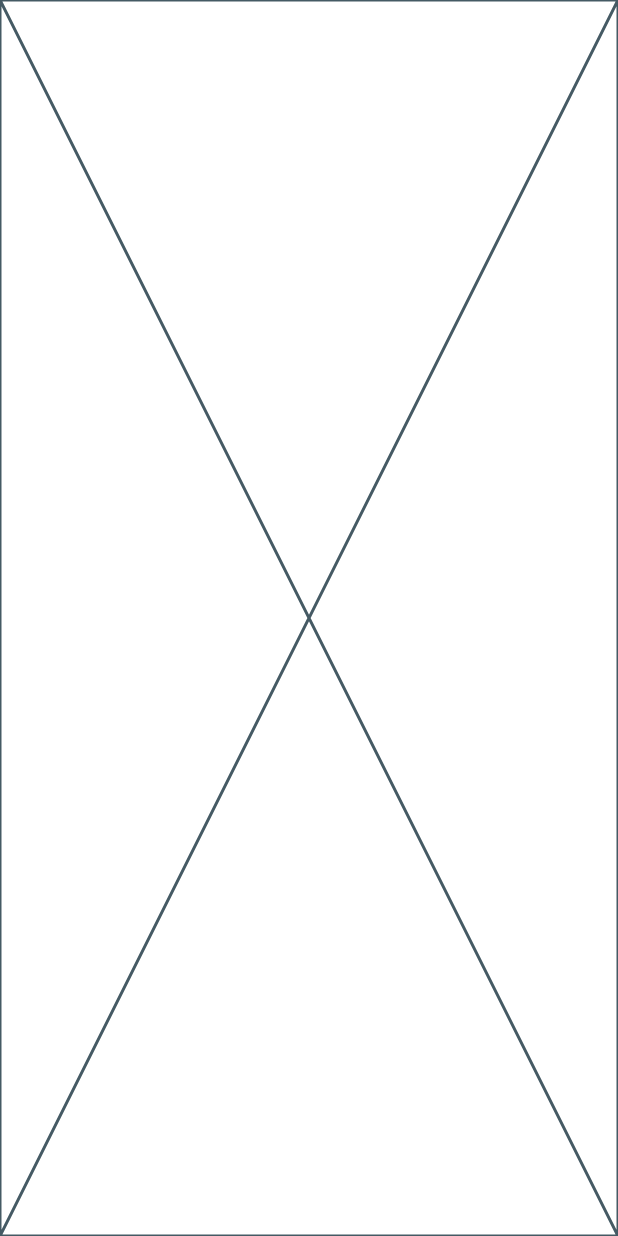
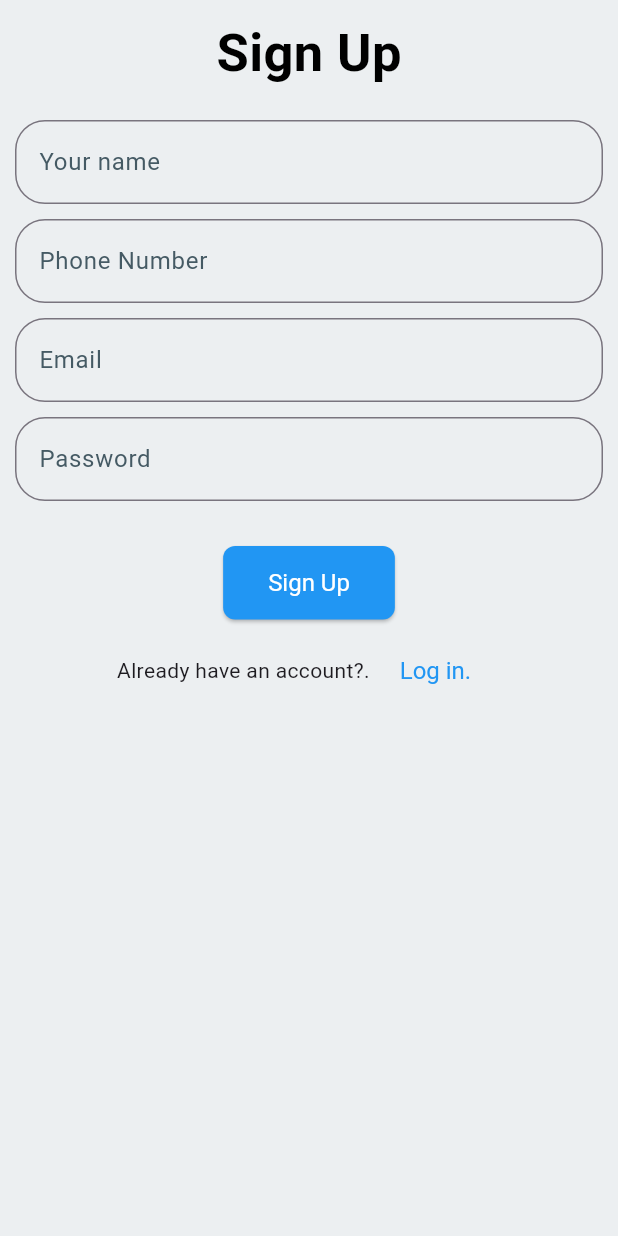
Before and after one commit to razeshSubedi/grocery_app_flutter, a Flutter app: the screen it shows after launch, after a tap on "Sign Up", on a phone screen of 412 x 824 dp. Run offline on Flutter 3.47's test engine with Material 3 defaults, Android fonts, the phone set to English and light mode, and no system bars; our stand-ins replace flutter_bloc, supabase_flutter; accounts and stored records are empty; network calls fail.

Commit message:
second commit

```diff
--- a/lib/Auth/ui/landing_page.dart
+++ b/lib/Auth/ui/landing_page.dart
@@ -1,4 +1,6 @@
 import 'package:flutter/material.dart';
+import 'package:flutter_bloc/flutter_bloc.dart';
+import 'package:grocery_app/Auth/Bloc/auth_bloc.dart';
 import 'package:grocery_app/Auth/ui/login_page.dart';
 import 'package:grocery_app/Auth/ui/sign_up.dart';
 
@@ -41,8 +43,14 @@ class LandingPage extends StatelessWidget {
                   ElevatedButton(
                     onPressed: () {
                       Navigator.of(context).push(
-                        MaterialPageRoute(builder: (context) => LoginPage()),
+                        MaterialPageRoute(
+                          builder: (_) => BlocProvider.value(
+                            value: context.read<AuthBloc>(),
+                            child: LoginPage(),
+                          ),
+                        ),
                       );
+
                     },
                     style: ElevatedButton.styleFrom(
                       backgroundColor: const Color(0xFF2E7D32),
@@ -57,8 +65,13 @@ class LandingPage extends StatelessWidget {
                   const SizedBox(height: 16),
                   OutlinedButton(
                     onPressed: () {
-                       Navigator.of(context).push(
-                        MaterialPageRoute(builder: (context) => SignUpPage()),
+                      Navigator.of(context).push(
+                        MaterialPageRoute(
+                          builder: (_) => BlocProvider.value(
+                            value: context.read<AuthBloc>(),
+                            child: SignUpPage(),
+                          ),
+                        ),
                       );
                     },
                     style: OutlinedButton.styleFrom(
--- a/lib/Auth/ui/sign_up.dart
+++ b/lib/Auth/ui/sign_up.dart
@@ -1,5 +1,7 @@
 import 'package:flutter/material.dart';
 import 'package:flutter_bloc/flutter_bloc.dart';
+import 'package:grocery_app/Auth/Bloc/auth_bloc.dart';
+import 'package:grocery_app/Auth/ui/dummypage.dart';
 import 'package:grocery_app/Auth/ui/login_page.dart';
 
 class SignUpPage extends StatefulWidget {
@@ -20,211 +22,192 @@ class _SignUpPageState extends State<SignUpPage> {
 
   final _passwdController = TextEditingController();
 
-  // final AuthBloc authBloc = AuthBloc();
-
   @override
   void initState() {
-    // authBloc.add(AuthInitialEvent());
     super.initState();
+
+    WidgetsBinding.instance.addPostFrameCallback((_) {
+      context.read<AuthBloc>().add(AuthInitialEvent());
+    });
   }
 
   @override
   Widget build(BuildContext context) {
-    return Placeholder();
-    // return SafeArea(
-    //   child: BlocConsumer<AuthBloc, AuthState>(
-    //     bloc: authBloc,
-    //     listener: (context, state) {
-    //       if (state is SignUpSucessState) {
-    //         Navigator.of(context).pushReplacement(
-    //           MaterialPageRoute(
-    //             builder: (context) => HomePage(
-    //               nameOfUser: state.name,
-    //             ),
-    //           ),
-    //         );
-    //       } else if (state is SignUpFailureState) {
-    //         ScaffoldMessenger.of(context).showSnackBar(
-    //           SnackBar(
-    //             content: Text(state.faliureMessage),
-    //           ),
-    //         );
-    //         Navigator.of(context).pushReplacement(
-    //           MaterialPageRoute(
-    //             builder: (context) => SignUpPage(),
-    //           ),
-    //         );
-    //       }
-    //     },
-    //     builder: (context, state) {
-    //       if (state is AuthLoadingState) {
-    //         return Scaffold(
-    //           body: Center(
-    //             child: CircularProgressIndicator(),
-    //           ),
-    //         );
-    //       } else if (state is AuthInitialState) {
-    //         return Scaffold(
-    //           body: SingleChildScrollView(
-    //             child: Padding(
-    //               padding: const EdgeInsets.all(10),
-    //               child: Column(
-    //                 mainAxisAlignment: MainAxisAlignment.center,
-    //                 children: [
-    //                   Text(
-    //                     "Sign Up",
-    //                     style: TextStyle(
-    //                         fontWeight: FontWeight.bold,
-    //                         fontSize: 35,
-    //                         color: Colors.black),
-    //                   ),
-    //                   SizedBox(
-    //                     height: 20,
-    //                   ),
-    //                   Form(
-    //                     key: _formKey,
-    //                     child: Column(
-    //                       children: [
-    //                         TextFormField(
-    //                           controller: _nameController,
-    //                           decoration: InputDecoration(
-    //                             border: OutlineInputBorder(
-    //                               borderRadius: BorderRadius.circular(20),
-    //                             ),
-    //                             focusColor: Colors.blue,
-    //                             hoverColor: Colors.black,
-    //                             label: Text("Your name"),
-    //                           ),
-    //                           validator: (value) {
-    //                             if (value == null || value.isEmpty) {
-    //                               return "Username is required";
-    //                             }
-    //                             return null;
-    //                           },
-    //                         ),
-    //                         SizedBox(
-    //                           height: 10,
-    //                         ),
-    //                         TextFormField(
-    //                           controller: _phoneNumberController,
-    //                           decoration: InputDecoration(
-    //                             border: OutlineInputBorder(
-    //                               borderRadius: BorderRadius.circular(20),
-    //                             ),
-    //                             focusColor: Colors.blue,
-    //                             hoverColor: Colors.black,
-    //                             label: Text("Phone Number"),
-    //                           ),
-    //                           validator: (value) {
-    //                             if (value == null || value.isEmpty) {
-    //                               return "Phone number is required";
-    //                             }
-    //                             return null;
-    //                           },
-    //                         ),
-    //                         SizedBox(
-    //                           height: 10,
-    //                         ),
-    //                         TextFormField(
-    //                           controller: _emailController,
-    //                           decoration: InputDecoration(
-    //                             border: OutlineInputBorder(
-    //                               borderRadius: BorderRadius.circular(20),
-    //                             ),
-    //                             focusColor: Colors.blue,
-    //                             hoverColor: Colors.black,
-    //                             label: Text("Email"),
-    //                           ),
-    //                           validator: (value) {
-    //                             if (value == null || value.isEmpty) {
-    //                               return "Email is required";
-    //                             }
-    //                             return null;
-    //                           },
-    //                         ),
-    //                         SizedBox(
-    //                           height: 10,
-    //                         ),
-    //                         TextFormField(
-    //                           obscureText: true,
-    //                           controller: _passwdController,
-    //                           decoration: InputDecoration(
-    //                             border: OutlineInputBorder(
-    //                               borderRadius: BorderRadius.circular(20),
-    //                             ),
-    //                             focusColor: Colors.blue,
-    //                             hoverColor: Colors.black,
-    //                             label: Text("Password"),
-    //                           ),
-    //                           validator: (value) {
-    //                             if (value == null || value.isEmpty) {
-    //                               return "Password is required";
-    //                             }
-    //                             return null;
-    //                           },
-    //                         ),
-    //                         SizedBox(
-    //                           height: 30,
-    //                         ),
-    //                         ElevatedButton(
-    //                           onPressed: () {
-    //                             if (_formKey.currentState?.validate() ??
-    //                                 false) {
-    //                               authBloc.add(SignUpButtonClickedEvent(
-    //                                 userName: _nameController.text.trim(),
-    //                                 email: _emailController.text.trim(),
-    //                                 password: _passwdController.text.trim(),
-    //                                 phoneNumber: _phoneNumberController.text
-    //                                     .trim()
-    //                                     .toString(),
-    //                               ));
-    //                             } else {
-    //                               ScaffoldMessenger.of(context).showSnackBar(
-    //                                 SnackBar(
-    //                                   content: Text(
-    //                                       "The form is not valid, try again!"),
-    //                                 ),
-    //                               );
-    //                             }
-    //                           },
-    //                           child: Text("Sign Up"),
-    //                         ),
-    //                         SizedBox(
-    //                           height: 10,
-    //                         ),
-    //                         Row(
-    //                           mainAxisSize: MainAxisSize.min,
-    //                           mainAxisAlignment: MainAxisAlignment.center,
-    //                           children: [
-    //                             Text("Already have an account?."),
-    //                             TextButton(
-    //                                 onPressed: () {
-    //                                   Navigator.of(context).pushReplacement(
-    //                                     MaterialPageRoute(
-    //                                       builder: (context) => LoginPage(),
-    //                                     ),
-    //                                   );
-    //                                 },
-    //                                 child: Text("Log in."))
-    //                           ],
-    //                         ),
-    //                       ],
-    //                     ),
-    //                   )
-    //                 ],
-    //               ),
-    //             ),
-    //           ),
-    //         );
-    //       } else {
-    //         return Scaffold(
-    //           body: Center(
-    //             child: Text("Some error occured"),
-    //           ),
-    //         );
-    //       }
-    //     },
-    //   ),
-    // );
+
+
+    return SafeArea(
+      child: BlocConsumer<AuthBloc, AuthState>(
+        // bloc: context.read<AuthBloc>(),
+        listener: (context, state) {
+          if (state is SignUpSucessState) {
+            Navigator.of(context).pushReplacement(
+              MaterialPageRoute(builder: (context) => Dummypage()),
+            );
+          } else if (state is SignUpFailureState) {
+            ScaffoldMessenger.of(
+              context,
+            ).showSnackBar(SnackBar(content: Text(state.faliureMessage)));
+            Navigator.of(context).pushReplacement(
+              MaterialPageRoute(builder: (context) => SignUpPage()),
+            );
+          }
+        },
+        builder: (context, state) {
+          if (state is AuthLoadingState) {
+            return Scaffold(body: Center(child: CircularProgressIndicator()));
+          } else if (state is AuthInitialState) {
+            return Scaffold(
+              body: SingleChildScrollView(
+                child: Padding(
+                  padding: const EdgeInsets.all(10),
+                  child: Column(
+                    mainAxisAlignment: MainAxisAlignment.center,
+                    children: [
+                      Text(
+                        "Sign Up",
+                        style: TextStyle(
+                          fontWeight: FontWeight.bold,
+                          fontSize: 35,
+                          color: Colors.black,
+                        ),
+                      ),
+                      SizedBox(height: 20),
+                      Form(
+                        key: _formKey,
+                        child: Column(
+                          children: [
+                            TextFormField(
+                              controller: _nameController,
+                              decoration: InputDecoration(
+                                border: OutlineInputBorder(
+                                  borderRadius: BorderRadius.circular(20),
+                                ),
+                                focusColor: Colors.blue,
+                                hoverColor: Colors.black,
+                                label: Text("Your name"),
+                              ),
+                              validator: (value) {
+                                if (value == null || value.isEmpty) {
+                                  return "Username is required";
+                                }
+                                return null;
+                              },
+                            ),
+                            SizedBox(height: 10),
+                            TextFormField(
+                              controller: _phoneNumberController,
+                              decoration: InputDecoration(
+                                border: OutlineInputBorder(
+                                  borderRadius: BorderRadius.circular(20),
+                                ),
+                                focusColor: Colors.blue,
+                                hoverColor: Colors.black,
+                                label: Text("Phone Number"),
+                              ),
+                              validator: (value) {
+                                if (value == null || value.isEmpty) {
+                                  return "Phone number is required";
+                                }
+                                return null;
+                              },
+                            ),
+                            SizedBox(height: 10),
+                            TextFormField(
+                              controller: _emailController,
+                              decoration: InputDecoration(
+                                border: OutlineInputBorder(
+                                  borderRadius: BorderRadius.circular(20),
+                                ),
+                                focusColor: Colors.blue,
+                                hoverColor: Colors.black,
+                                label: Text("Email"),
+                              ),
+                              validator: (value) {
+                                if (value == null || value.isEmpty) {
+                                  return "Email is required";
+                                }
+                                return null;
+                              },
+                            ),
+                            SizedBox(height: 10),
+                            TextFormField(
+                              obscureText: true,
+                              controller: _passwdController,
+                              decoration: InputDecoration(
+                                border: OutlineInputBorder(
+                                  borderRadius: BorderRadius.circular(20),
+                                ),
+                                focusColor: Colors.blue,
+                                hoverColor: Colors.black,
+                                label: Text("Password"),
+                              ),
+                              validator: (value) {
+                                if (value == null || value.isEmpty) {
+                                  return "Password is required";
+                                }
+                                return null;
+                              },
+                            ),
+                            SizedBox(height: 30),
+                            ElevatedButton(
+                              onPressed: () {
+                                print("signup button clicked");
+                                if (_formKey.currentState?.validate() ??
+                                    false) {
+                                      print("form validated");
+                                  context.read<AuthBloc>().add(
+                                    SignUpButtonClickedEvent(
+                                      userName: _nameController.text.trim(),
+                                      email: _emailController.text.trim(),
+                                      password: _passwdController.text.trim(),
+                                      phoneNumber: _phoneNumberController.text
+                                          .trim()
+                                          .toString(),
+                                    ),
+                                  );
+                                } else {
+                                  ScaffoldMessenger.of(context).showSnackBar(
+                                    SnackBar(
+                                      content: Text(
+                                        "The form is not valid, try again!",
+                                      ),
+                                    ),
+                                  );
+                                }
+                              },
+                              child: Text("Sign Up"),
+                            ),
+                            SizedBox(height: 10),
+                            Row(
+                              mainAxisSize: MainAxisSize.min,
+                              mainAxisAlignment: MainAxisAlignment.center,
+                              children: [
+                                Text("Already have an account?."),
+                                TextButton(
+                                  onPressed: () {
+                                    Navigator.of(context).pushReplacement(
+                                      MaterialPageRoute(
+                                        builder: (context) => LoginPage(),
+                                      ),
+                                    );
+                                  },
+                                  child: Text("Log in."),
+                                ),
+                              ],
+                            ),
+                          ],
+                        ),
+                      ),
+                    ],
+                  ),
+                ),
+              ),
+            );
+          } else {
+            return Scaffold(body: Center(child: Text("Some error occured")));
+          }
+        },
+      ),
+    );
   }
 }
--- a/lib/main.dart
+++ b/lib/main.dart
@@ -1,16 +1,26 @@
 import 'package:flutter/material.dart';
+import 'package:flutter_bloc/flutter_bloc.dart';
+import 'package:grocery_app/Auth/Bloc/auth_bloc.dart';
 import 'package:grocery_app/Auth/ui/landing_page.dart';
+import 'package:grocery_app/secrets/secrets.dart';
+import 'package:supabase_flutter/supabase_flutter.dart';
 
-void main(){
+void main() async {
+  WidgetsFlutterBinding.ensureInitialized();
+  await Supabase.initialize(anonKey: supabaseAnonKey, url: supabaseUrl);
   runApp(MyApp());
 }
+
+final supabase = Supabase.instance.client;
 
 class MyApp extends StatelessWidget {
   const MyApp({super.key});
 
   @override
   Widget build(BuildContext context) {
-    return MaterialApp(
+    return BlocProvider(
+      create: (context) => AuthBloc(supabase: supabase),
+      child: MaterialApp(
         debugShowCheckedModeBanner: false,
         theme: ThemeData(
           primarySwatch: Colors.blue,
@@ -18,18 +28,25 @@ class MyApp extends StatelessWidget {
           visualDensity: VisualDensity.adaptivePlatformDensity,
           textTheme: TextTheme(
             bodyLarge: TextStyle(fontSize: 16, color: Colors.black87),
-          headlineMedium: TextStyle(fontSize: 20, fontWeight: FontWeight.bold),
+            headlineMedium: TextStyle(
+              fontSize: 20,
+              fontWeight: FontWeight.bold,
+            ),
           ),
           elevatedButtonTheme: ElevatedButtonThemeData(
             style: ButtonStyle(
-            backgroundColor:
-                WidgetStateProperty.all(Colors.blue), // Button color
-            foregroundColor:
-                WidgetStateProperty.all(Colors.white), // Text color
+              backgroundColor: WidgetStateProperty.all(
+                Colors.blue,
+              ), // Button color
+              foregroundColor: WidgetStateProperty.all(
+                Colors.white,
+              ), // Text color
               shape: WidgetStateProperty.all(
-                RoundedRectangleBorder(borderRadius: BorderRadius.circular(8))),
+                RoundedRectangleBorder(borderRadius: BorderRadius.circular(8)),
+              ),
               padding: WidgetStateProperty.all(
-                EdgeInsets.symmetric(vertical: 15, horizontal: 30)),
+                EdgeInsets.symmetric(vertical: 15, horizontal: 30),
+              ),
               textStyle: WidgetStateProperty.all(TextStyle(fontSize: 16)),
             ),
           ),
@@ -50,11 +67,13 @@ class MyApp extends StatelessWidget {
               foregroundColor: WidgetStateProperty.all(Colors.blue),
               textStyle: WidgetStateProperty.all(TextStyle(fontSize: 16)),
               padding: WidgetStateProperty.all(
-                EdgeInsets.symmetric(vertical: 10, horizontal: 20)),
+                EdgeInsets.symmetric(vertical: 10, horizontal: 20),
+              ),
             ),
           ),
         ),
         home: LandingPage(),
+      ),
     );
   }
 }
```
Also changed, not shown: lib/Auth/Bloc/auth_bloc.dart (+35 -24 lines), lib/Auth/ui/dummypage.dart (added, +10 -0 lines), lib/Auth/ui/login_page.dart (+18 -7 lines), 1 other file. Lines whose indentation alone changed are shown as unchanged.
